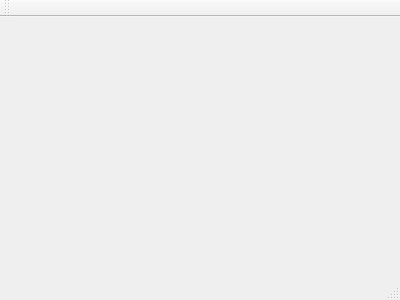
Before: the Qt Designer form grade_calculator/grade_calculator.ui in overwhale/Assignment2, drawn with Qt 5.
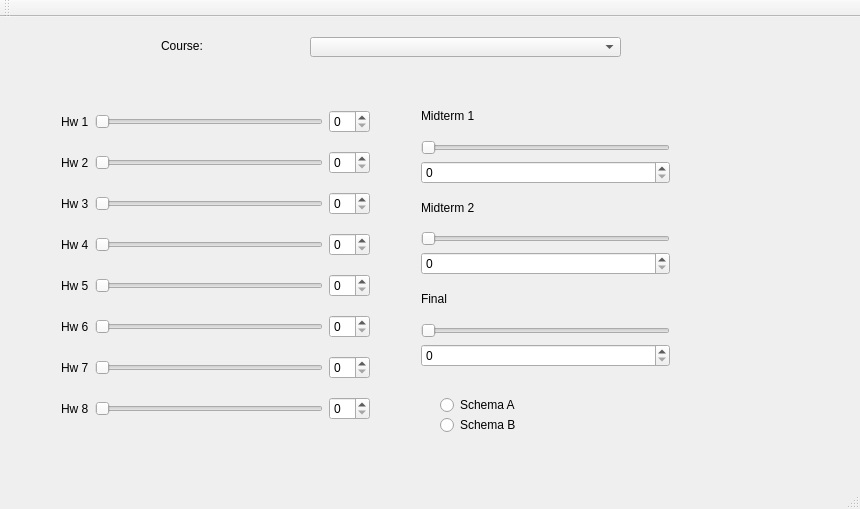
After: the same form once the commit is applied.

```diff
--- a/grade_calculator/grade_calculator.ui
+++ b/grade_calculator/grade_calculator.ui
@@ -1,24 +1,386 @@
 <ui version="4.0">
  <class>grade_calculator</class>
- <widget class="QMainWindow" name="grade_calculator" >
-  <property name="geometry" >
+ <widget class="QMainWindow" name="grade_calculator">
+  <property name="geometry">
    <rect>
     <x>0</x>
     <y>0</y>
-    <width>400</width>
-    <height>300</height>
+    <width>860</width>
+    <height>509</height>
    </rect>
   </property>
   <property name="windowTitle" >
    <string>grade_calculator</string>
   </property>
-  <widget class="QMenuBar" name="menuBar" />
-  <widget class="QToolBar" name="mainToolBar" />
-  <widget class="QWidget" name="centralWidget" />
-  <widget class="QStatusBar" name="statusBar" />
+  <widget class="QWidget" name="centralWidget">
+   <widget class="QRadioButton" name="radioButton">
+    <property name="geometry">
+     <rect>
+      <x>440</x>
+      <y>380</y>
+      <width>89</width>
+      <height>16</height>
+     </rect>
+    </property>
+    <property name="text">
+     <string>Schema A</string>
+    </property>
+   </widget>
+   <widget class="QRadioButton" name="radioButton_2">
+    <property name="geometry">
+     <rect>
+      <x>440</x>
+      <y>400</y>
+      <width>89</width>
+      <height>16</height>
+     </rect>
+    </property>
+    <property name="text">
+     <string>Schema B</string>
+    </property>
+   </widget>
+   <widget class="QComboBox" name="comboBox">
+    <property name="geometry">
+     <rect>
+      <x>310</x>
+      <y>20</y>
+      <width>311</width>
+      <height>20</height>
+     </rect>
+    </property>
+   </widget>
+   <widget class="QLabel" name="label_12">
+    <property name="geometry">
+     <rect>
+      <x>161</x>
+      <y>21</y>
+      <width>42</width>
+      <height>16</height>
+     </rect>
+    </property>
+    <property name="text">
+     <string>Course:</string>
+    </property>
+   </widget>
+   <widget class="QWidget" name="">
+    <property name="geometry">
+     <rect>
+      <x>50</x>
+      <y>70</y>
+      <width>331</width>
+      <height>361</height>
+     </rect>
+    </property>
+    <layout class="QVBoxLayout" name="verticalLayout">
+     <item>
+      <layout class="QHBoxLayout" name="horizontalLayout">
+       <item>
+        <widget class="QLabel" name="label">
+         <property name="text">
+          <string>Hw 1</string>
+         </property>
+        </widget>
+       </item>
+       <item>
+        <widget class="QSlider" name="horizontalSlider_2">
+         <property name="orientation">
+          <enum>Qt::Horizontal</enum>
+         </property>
+        </widget>
+       </item>
+       <item>
+        <widget class="QSpinBox" name="spinBox_7"/>
+       </item>
+      </layout>
+     </item>
+     <item>
+      <layout class="QHBoxLayout" name="horizontalLayout_9">
+       <item>
+        <widget class="QLabel" name="label_2">
+         <property name="text">
+          <string>Hw 2</string>
+         </property>
+        </widget>
+       </item>
+       <item>
+        <layout class="QHBoxLayout" name="horizontalLayout_2">
+         <item>
+          <widget class="QSlider" name="horizontalSlider_3">
+           <property name="orientation">
+            <enum>Qt::Horizontal</enum>
+           </property>
+          </widget>
+         </item>
+         <item>
+          <widget class="QSpinBox" name="spinBox_8"/>
+         </item>
+        </layout>
+       </item>
+      </layout>
+     </item>
+     <item>
+      <layout class="QHBoxLayout" name="horizontalLayout_10">
+       <item>
+        <widget class="QLabel" name="label_3">
+         <property name="text">
+          <string>Hw 3</string>
+         </property>
+        </widget>
+       </item>
+       <item>
+        <layout class="QHBoxLayout" name="horizontalLayout_3">
+         <item>
+          <widget class="QSlider" name="horizontalSlider_4">
+           <property name="orientation">
+            <enum>Qt::Horizontal</enum>
+           </property>
+          </widget>
+         </item>
+         <item>
+          <widget class="QSpinBox" name="spinBox_6"/>
+         </item>
+        </layout>
+       </item>
+      </layout>
+     </item>
+     <item>
+      <layout class="QHBoxLayout" name="horizontalLayout_11">
+       <item>
+        <widget class="QLabel" name="label_4">
+         <property name="text">
+          <string>Hw 4</string>
+         </property>
+        </widget>
+       </item>
+       <item>
+        <layout class="QHBoxLayout" name="horizontalLayout_4">
+         <item>
+          <widget class="QSlider" name="horizontalSlider_5">
+           <property name="orientation">
+            <enum>Qt::Horizontal</enum>
+           </property>
+          </widget>
+         </item>
+         <item>
+          <widget class="QSpinBox" name="spinBox_5"/>
+         </item>
+        </layout>
+       </item>
+      </layout>
+     </item>
+     <item>
+      <layout class="QHBoxLayout" name="horizontalLayout_12">
+       <item>
+        <widget class="QLabel" name="label_5">
+         <property name="text">
+          <string>Hw 5</string>
+         </property>
+        </widget>
+       </item>
+       <item>
+        <layout class="QHBoxLayout" name="horizontalLayout_5">
+         <item>
+          <widget class="QSlider" name="horizontalSlider_6">
+           <property name="orientation">
+            <enum>Qt::Horizontal</enum>
+           </property>
+          </widget>
+         </item>
+         <item>
+          <widget class="QSpinBox" name="spinBox_4"/>
+         </item>
+        </layout>
+       </item>
+      </layout>
+     </item>
+     <item>
+      <layout class="QHBoxLayout" name="horizontalLayout_13">
+       <item>
+        <widget class="QLabel" name="label_6">
+         <property name="text">
+          <string>Hw 6</string>
+         </property>
+        </widget>
+       </item>
+       <item>
+        <layout class="QHBoxLayout" name="horizontalLayout_6">
+         <item>
+          <widget class="QSlider" name="horizontalSlider_7">
+           <property name="orientation">
+            <enum>Qt::Horizontal</enum>
+           </property>
+          </widget>
+         </item>
+         <item>
+          <widget class="QSpinBox" name="spinBox_3"/>
+         </item>
+        </layout>
+       </item>
+      </layout>
+     </item>
+     <item>
+      <layout class="QHBoxLayout" name="horizontalLayout_14">
+       <item>
+        <widget class="QLabel" name="label_7">
+         <property name="text">
+          <string>Hw 7</string>
+         </property>
+        </widget>
+       </item>
+       <item>
+        <layout class="QHBoxLayout" name="horizontalLayout_7">
+         <item>
+          <widget class="QSlider" name="horizontalSlider_8">
+           <property name="orientation">
+            <enum>Qt::Horizontal</enum>
+           </property>
+          </widget>
+         </item>
+         <item>
+          <widget class="QSpinBox" name="spinBox_2"/>
+         </item>
+        </layout>
+       </item>
+      </layout>
+     </item>
+     <item>
+      <layout class="QHBoxLayout" name="horizontalLayout_15">
+       <item>
+        <widget class="QLabel" name="label_8">
+         <property name="text">
+          <string>Hw 8</string>
+         </property>
+        </widget>
+       </item>
+       <item>
+        <layout class="QHBoxLayout" name="horizontalLayout_8">
+         <item>
+          <widget class="QSlider" name="horizontalSlider">
+           <property name="orientation">
+            <enum>Qt::Horizontal</enum>
+           </property>
+          </widget>
+         </item>
+         <item>
+          <widget class="QSpinBox" name="spinBox"/>
+         </item>
+        </layout>
+       </item>
+      </layout>
+     </item>
+    </layout>
+   </widget>
+   <widget class="QWidget" name="">
+    <property name="geometry">
+     <rect>
+      <x>410</x>
+      <y>70</y>
+      <width>271</width>
+      <height>291</height>
+     </rect>
+    </property>
+    <layout class="QVBoxLayout" name="verticalLayout_2">
+     <item>
+      <widget class="QLabel" name="label_9">
+       <property name="text">
+        <string>Midterm 1</string>
+       </property>
+      </widget>
+     </item>
+     <item>
+      <widget class="QSlider" name="horizontalSlider_9">
+       <property name="orientation">
+        <enum>Qt::Horizontal</enum>
+       </property>
+      </widget>
+     </item>
+     <item>
+      <widget class="QSpinBox" name="spinBox_9"/>
+     </item>
+     <item>
+      <widget class="QLabel" name="label_10">
+       <property name="text">
+        <string>Midterm 2</string>
+       </property>
+      </widget>
+     </item>
+     <item>
+      <widget class="QSlider" name="horizontalSlider_10">
+       <property name="orientation">
+        <enum>Qt::Horizontal</enum>
+       </property>
+      </widget>
+     </item>
+     <item>
+      <widget class="QSpinBox" name="spinBox_10"/>
+     </item>
+     <item>
+      <widget class="QLabel" name="label_11">
+       <property name="text">
+        <string>Final</string>
+       </property>
+      </widget>
+     </item>
+     <item>
+      <widget class="QSlider" name="horizontalSlider_11">
+       <property name="orientation">
+        <enum>Qt::Horizontal</enum>
+       </property>
+      </widget>
+     </item>
+     <item>
+      <widget class="QSpinBox" name="spinBox_11"/>
+     </item>
+    </layout>
+   </widget>
+   <widget class="QWidget" name="">
+    <property name="geometry">
+     <rect>
+      <x>570</x>
+      <y>380</y>
+      <width>111</width>
+      <height>21</height>
+     </rect>
+    </property>
+    <layout class="QHBoxLayout" name="horizontalLayout_16">
+     <item>
+      <widget class="QLabel" name="label_13">
+       <property name="text">
+        <string>Overall:</string>
+       </property>
+      </widget>
+     </item>
+     <item>
+      <widget class="QLabel" name="label_14">
+       <property name="text">
+        <string>0</string>
+       </property>
+      </widget>
+     </item>
+    </layout>
+   </widget>
+  </widget>
+  <widget class="QMenuBar" name="menuBar">
+   <property name="geometry">
+    <rect>
+     <x>0</x>
+     <y>0</y>
+     <width>860</width>
+     <height>23</height>
+    </rect>
+   </property>
+  </widget>
+  <widget class="QToolBar" name="mainToolBar">
+   <attribute name="toolBarArea">
+    <enum>TopToolBarArea</enum>
+   </attribute>
+   <attribute name="toolBarBreak">
+    <bool>false</bool>
+   </attribute>
+  </widget>
+  <widget class="QStatusBar" name="statusBar"/>
  </widget>
- <layoutDefault spacing="6" margin="11" />
- <pixmapfunction></pixmapfunction>
+ <layoutdefault spacing="6" margin="11"/>
  <resources/>
  <connections/>
 </ui>
```
Left out of the diff: 3 changed lines with no effect on the pictures.
